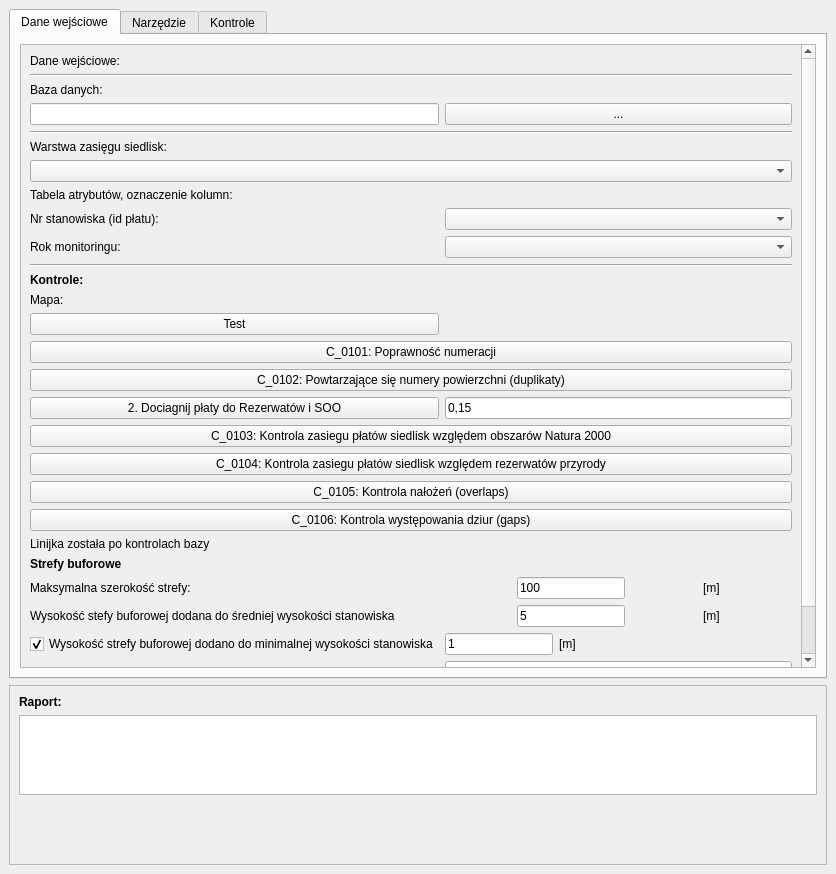
Above: monitoring_tools_dockwidget_base.ui from BorysDraus/monitoring_tools before the change. Below: the same form after it.
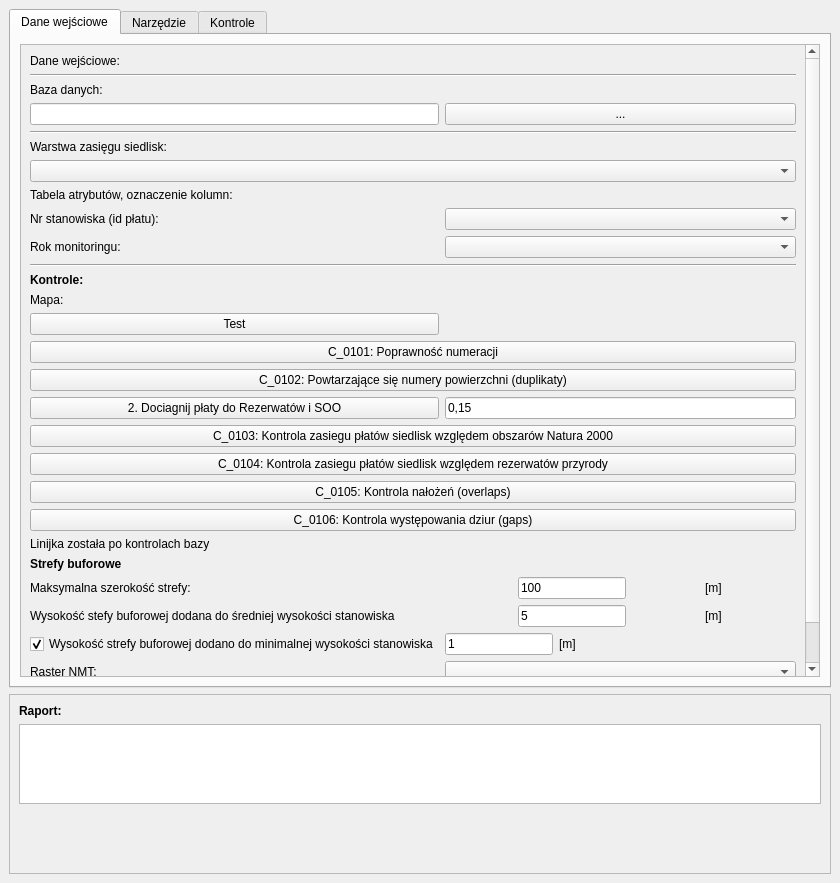
That is the form after the change. Custom widgets are drawn as their Qt base class.

Commit message: kontrole bazy zakończone

```diff
--- a/monitoring_tools_dockwidget_base.ui
+++ b/monitoring_tools_dockwidget_base.ui
@@ -6,8 +6,8 @@
    <rect>
     <x>0</x>
     <y>0</y>
-    <width>836</width>
-    <height>874</height>
+    <width>840</width>
+    <height>883</height>
    </rect>
   </property>
   <property name="windowTitle">
@@ -37,8 +37,8 @@
               <rect>
                <x>0</x>
                <y>0</y>
-               <width>765</width>
-               <height>801</height>
+               <width>769</width>
+               <height>719</height>
               </rect>
              </property>
              <layout class="QGridLayout" name="gridLayout_2">
@@ -1394,8 +1394,8 @@
           <rect>
            <x>0</x>
            <y>0</y>
-           <width>793</width>
-           <height>203</height>
+           <width>797</width>
+           <height>183</height>
           </rect>
          </property>
          <layout class="QVBoxLayout" name="verticalLayout_3">
```
Left out of the diff: 4 changed lines with no effect on the pictures. The commit also changes 1 other file.
